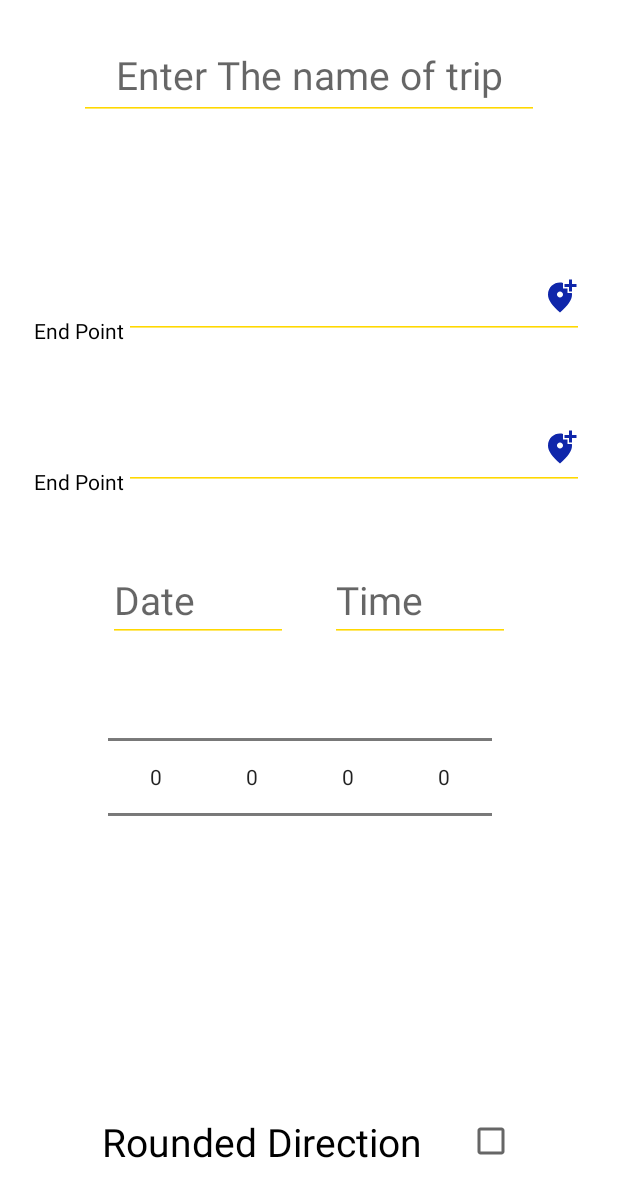
After one commit to AbdulrahmanMHsn/TripPlanner, an Android app: the AddFragmentFragment screen opened through its navigation route, on a phone screen of 412 x 824 dp. The commit adds this screen. Shown: the top 1197 px of the screen. Run offline under Robolectric (Android 15) with nearby library versions, the phone set to English and light mode, and no system bars; our stand-ins replace Firebase (no records; nobody signed in at launch, a user with empty details on screens opened directly), data binding, navigation-ui.

Commit message:
Abdo update

```diff
--- a/app/src/main/java/amo/tripplanner/login/LoginFragment.java
+++ b/app/src/main/java/amo/tripplanner/login/LoginFragment.java
@@ -84,7 +84,7 @@ public class LoginFragment extends Fragment {
                 public void onComplete(@NonNull Task<AuthResult> task) {
                     if (task.isSuccessful()){
                         Toast.makeText(getActivity(), "Successful", Toast.LENGTH_SHORT).show();
-                        Navigation.findNavController(view).navigate(R.id.action_loginFragment_to_signUpFragment);
+                        Navigation.findNavController(view).navigate(R.id.action_loginFragment_to_homeFragment);
                     }
                     else{
                         Toast.makeText(getActivity(), "Failed", Toast.LENGTH_SHORT).show();
--- /dev/null
+++ b/app/src/main/java/amo/tripplanner/newtrip/AddFragmentFragment.java
@@ -0,0 +1,107 @@
+package amo.tripplanner.newtrip;
+
+import android.os.Bundle;
+
+import androidx.annotation.NonNull;
+import androidx.databinding.DataBindingUtil;
+import androidx.fragment.app.Fragment;
+
+import android.view.LayoutInflater;
+import android.view.Menu;
+import android.view.MenuInflater;
+import android.view.MenuItem;
+import android.view.View;
+import android.view.ViewGroup;
+import android.widget.CheckBox;
+import android.widget.EditText;
+import android.widget.Toast;
+
+//import com.google.android.libraries.places.api.Places;
+//import com.google.firebase.firestore.CollectionReference;
+//import com.google.firebase.firestore.FirebaseFirestore;
+
+import amo.tripplanner.R;
+import amo.tripplanner.databinding.FragmentAddFragmentBinding;
+import amo.tripplanner.homeScreen.TripPojo;
+
+
+public class AddFragmentFragment extends Fragment {
+
+    String tripName,startPoint,endPoint,date,time;
+    CheckBox checkBox;
+
+    boolean selected;
+
+    FragmentAddFragmentBinding binding;
+    public AddFragmentFragment() {
+        // Required empty public constructor
+    }
+
+
+    @Override
+    public void onCreate(Bundle savedInstanceState) {
+        super.onCreate(savedInstanceState);
+
+    }
+
+    @Override
+    public View onCreateView(LayoutInflater inflater, ViewGroup container,
+                             Bundle savedInstanceState) {
+        binding = DataBindingUtil.inflate(inflater, R.layout.fragment_add_fragment, container, false);
+        startPoint=binding.idEditStartPoint.getText().toString();
+        endPoint=binding.idEditEndPoint.getText().toString();
+
+        //initialize places
+      //  Places.initialize(binding.get);
+        return binding.getRoot();
+    }
+
+    @Override
+    public void onCreateOptionsMenu(@NonNull Menu menu, @NonNull MenuInflater inflater) {
+        inflater.inflate(R.menu.new_trip,menu);
+       super.onCreateOptionsMenu(menu, inflater);
+    }
+
+    @Override
+    public boolean onOptionsItemSelected(@NonNull MenuItem item) {
+        switch (item.getItemId()){
+            case R.id.save_trip:
+                addTrip();
+                return true;
+            default:
+                return super.onOptionsItemSelected(item);
+        }
+    }
+    private void addTrip(){
+        tripName=binding.idEditName.getText().toString();
+        startPoint=binding.idEditStartPoint.getText().toString();
+        endPoint=binding.idEditEndPoint.getText().toString();
+        date=binding.idEdtDate.getText().toString();
+        time=binding.idEdtTime.getText().toString();
+        if(tripName.trim().isEmpty()){
+            Toast.makeText(getActivity(), "Enter Trip Name", Toast.LENGTH_SHORT).show();
+            return;
+        }
+        if(startPoint.trim().isEmpty()){
+            Toast.makeText(getActivity(), "Enter startPoint", Toast.LENGTH_SHORT).show();
+            return;
+        }
+        if(endPoint.trim().isEmpty()){
+            Toast.makeText(getActivity(), "Enter endPoint", Toast.LENGTH_SHORT).show();
+            return;
+        }
+        if(date.trim().isEmpty()){
+            Toast.makeText(getActivity(), "Enter Trip date", Toast.LENGTH_SHORT).show();
+            return;
+        }
+        if(time.trim().isEmpty()){
+            Toast.makeText(getActivity(), "Enter Trip time", Toast.LENGTH_SHORT).show();
+            return;
+        }
+//        CollectionReference tripref= FirebaseFirestore.getInstance()
+//                .collection("Trip");
+//        tripref.add(new TripPojo( date,  tripName, time, endPoint, startPoint));
+//        Toast.makeText(getActivity(), "Trip Added", Toast.LENGTH_SHORT).show();
+
+    }
+}
--- /dev/null
+++ b/app/src/main/res/drawable/ic_location.xml
@@ -0,0 +1,5 @@
+<vector android:height="24dp" android:tint="#FF0F26AA"
+    android:viewportHeight="24" android:viewportWidth="24"
+    android:width="24dp" xmlns:android="http://schemas.android.com/apk/res/android">
+    <path android:fillColor="@android:color/white" android:pathData="M20,1v3h3v2h-3v3h-2L18,6h-3L15,4h3L18,1h2zM12,13c1.1,0 2,-0.9 2,-2s-0.9,-2 -2,-2 -2,0.9 -2,2 0.9,2 2,2zM14,3.25L14,7h3v3h2.92c0.05,0.39 0.08,0.79 0.08,1.2 0,3.32 -2.67,7.25 -8,11.8 -5.33,-4.55 -8,-8.48 -8,-11.8C4,6.22 7.8,3 12,3c0.68,0 1.35,0.08 2,0.25z"/>
+</vector>
--- /dev/null
+++ b/app/src/main/res/drawable/ic_save.xml
@@ -0,0 +1,5 @@
+<vector android:height="24dp" android:tint="#E5D864"
+    android:viewportHeight="24" android:viewportWidth="24"
+    android:width="24dp" xmlns:android="http://schemas.android.com/apk/res/android">
+    <path android:fillColor="@android:color/white" android:pathData="M19,12v7L5,19v-7L3,12v7c0,1.1 0.9,2 2,2h14c1.1,0 2,-0.9 2,-2v-7h-2zM13,12.67l2.59,-2.58L17,11.5l-5,5 -5,-5 1.41,-1.41L11,12.67L11,3h2z"/>
+</vector>
--- /dev/null
+++ b/app/src/main/res/layout/fragment_add_fragment.xml
@@ -0,0 +1,201 @@
+<?xml version="1.0" encoding="utf-8"?>
+<layout xmlns:android="http://schemas.android.com/apk/res/android"
+    xmlns:app="http://schemas.android.com/apk/res-auto"
+    xmlns:tools="http://schemas.android.com/tools">
+
+    <LinearLayout
+        android:layout_width="match_parent"
+        android:layout_height="match_parent"
+        android:background="#FFFFFF"
+        android:orientation="vertical"
+        android:weightSum="4"
+        tools:context=".newtrip.AddFragmentFragment">
+            <LinearLayout
+                android:layout_width="wrap_content"
+                android:layout_height="wrap_content"
+                android:orientation="vertical"
+                android:layout_weight="1"
+                android:layout_gravity="center">
+
+                    <EditText
+                    android:id="@+id/id_edit_name"
+                    android:layout_width="wrap_content"
+                    android:layout_height="60dp"
+                    android:backgroundTint="@color/background"
+                    android:ems="10"
+                    android:hint="Enter The name of trip"
+                    android:inputType="textPersonName"
+                    android:textColor="@android:color/black"
+                    android:textSize="26sp"
+                    android:textAlignment="center"
+                    android:gravity="center"
+                    android:layout_marginTop="20dp"                    />
+        </LinearLayout>
+
+        <LinearLayout
+                android:layout_width="match_parent"
+                android:layout_height="wrap_content"
+                android:orientation="vertical"
+                android:layout_weight="1"
+                android:weightSum="2"
+                android:layout_gravity="center">
+
+                <LinearLayout
+                     android:layout_width="wrap_content"
+                     android:layout_height="wrap_content"
+                     android:orientation="horizontal"
+                    android:layout_weight="1"
+                    android:layout_gravity="center"
+                    >
+                    <TextView
+                        android:id="@+id/textView4"
+                        android:layout_width="wrap_content"
+                        android:layout_height="wrap_content"
+                        android:text="@string/end_point"
+                        android:layout_gravity="center"
+                        android:textColor="@android:color/black"
+                        />
+
+                    <EditText
+                        android:id="@+id/id_edit_start_point"
+                        android:layout_width="wrap_content"
+                        android:layout_height="wrap_content"
+                        android:backgroundTint="@color/background"
+                        android:drawableEnd="@drawable/ic_location"
+                        android:ems="10"
+                        android:inputType="textPersonName"
+                        android:textColor="@android:color/black"
+                        android:textSize="26sp"
+              />
+
+        </LinearLayout>
+
+        <LinearLayout
+            android:layout_width="wrap_content"
+            android:layout_height="wrap_content"
+            android:orientation="horizontal"
+            android:layout_weight="1"
+            android:layout_gravity="center">
+
+            <TextView
+                android:layout_width="wrap_content"
+                android:layout_height="wrap_content"
+                android:text="@string/end_point"
+                 android:layout_gravity="center"
+                android:textColor="@android:color/black"/>
+
+            <EditText
+                android:id="@+id/id_edit_end_point"
+                android:layout_width="wrap_content"
+                android:layout_height="wrap_content"
+                android:backgroundTint="@color/background"
+                android:drawableEnd="@drawable/ic_location"
+                android:ems="10"
+                android:inputType="textPersonName"
+                android:textColor="@android:color/black"
+                android:textSize="26sp"
+                />
+            </LinearLayout>
+
+        </LinearLayout>
+
+        <LinearLayout
+            android:layout_width="wrap_content"
+            android:layout_height="wrap_content"
+            android:layout_weight="1"
+            android:weightSum="2"
+            android:orientation="horizontal"
+            android:layout_gravity="center">
+            <LinearLayout
+                android:layout_width="wrap_content"
+                android:layout_height="wrap_content"
+                android:orientation="vertical">
+                <EditText
+                    android:id="@+id/id_edt_date"
+                    android:layout_width="120dp"
+                    android:layout_height="wrap_content"
+                    android:backgroundTint="@color/background"
+                    android:ems="10"
+                    android:hint="Date"
+                    android:layout_weight="1"
+                    android:inputType="textPersonName"
+                    android:textColor="@android:color/black"
+                    android:textSize="26sp"
+                    />
+                <LinearLayout
+                    android:layout_width="wrap_content"
+                    android:layout_height="wrap_content"
+                    android:orientation="horizontal">
+                    <NumberPicker
+                        android:layout_width="wrap_content"
+                        android:layout_height="wrap_content"/>
+
+                    <NumberPicker
+                        android:layout_width="wrap_content"
+                        android:layout_height="wrap_content"/>
+                </LinearLayout>
+            </LinearLayout>
+
+            <LinearLayout
+                android:layout_width="wrap_content"
+                android:layout_height="wrap_content"
+                android:orientation="vertical">
+                <EditText
+                    android:id="@+id/id_edt_Time"
+                    android:layout_width="120dp"
+                    android:layout_height="wrap_content"
+                    android:backgroundTint="@color/background"
+                    android:hint="Time"
+                    android:layout_weight="1"
+                    android:inputType="textPersonName"
+                    android:textColor="@android:color/black"
+                    android:layout_marginStart="20sp"
+                    android:textSize="26sp"
+                    />
+                <LinearLayout
+                    android:layout_width="wrap_content"
+                    android:layout_height="wrap_content"
+                    android:orientation="horizontal">
+                    <NumberPicker
+                        android:layout_width="wrap_content"
+                        android:layout_height="wrap_content"/>
+
+                    <NumberPicker
+                        android:layout_width="wrap_content"
+                        android:layout_height="wrap_content"/>
+
+                </LinearLayout>
+            </LinearLayout>
+
+
+        </LinearLayout>
+
+        <LinearLayout
+            android:layout_width="wrap_content"
+            android:layout_height="wrap_content"
+            android:orientation="horizontal"
+            android:layout_weight="1"
+            android:layout_gravity="center">
+
+            <TextView
+                android:id="@+id/id_rounded_direction"
+                android:layout_width="wrap_content"
+                android:layout_height="wrap_content"
+                android:text="@string/rponded_dir"
+                android:textColor="@android:color/black"
+                android:textSize="26sp"
+                android:layout_gravity="center"
+          />
+
+            <CheckBox
+                android:layout_width="wrap_content"
+                android:layout_height="wrap_content"
+                android:background="#FFFFFF"
+                android:textColor="@color/background"
+                android:layout_gravity="center"
+                android:layout_marginStart="30dp"/>
+        </LinearLayout>
+
+
+    </LinearLayout>
+</layout>
```
Also changed, not shown: app/src/main/java/amo/tripplanner/homeScreen/HomeFragment.java (added, +96 -0 lines), app/src/main/java/amo/tripplanner/homeScreen/RecyclerViewAdapter.java (added, +63 -0 lines), app/src/main/java/amo/tripplanner/homeScreen/TripPojo.java (added, +70 -0 lines), app/src/main/res/drawable/background_item_subject.xml (added, +12 -0 lines), app/src/main/res/drawable/ic_add.xml (added, +8 -0 lines), app/src/main/res/layout/fragment_home.xml (added, +32 -0 lines), app/src/main/res/layout/trip_item.xml (added, +65 -0 lines).
